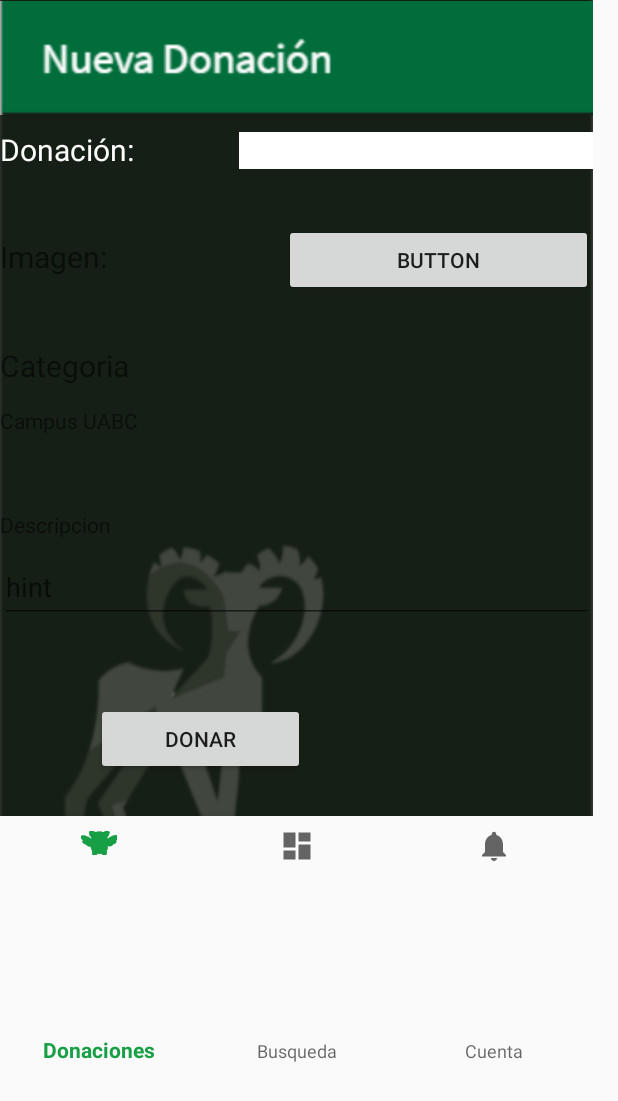
After one commit to ads-donacionesuabc/donaciones, an Android app: the AgregarDonacion screen opened directly, with no data from a screen before it, on a phone screen of 412 x 824 dp. The commit adds this screen. Shown: the top 1101 px of the screen. Run offline under Robolectric (Android 15) with nearby library versions, the phone set to English and light mode, and no system bars.

Commit message:
Pantalla NuevaDonacion

```diff
--- a/DOnaciones/app/src/main/AndroidManifest.xml
+++ b/DOnaciones/app/src/main/AndroidManifest.xml
@@ -34,6 +34,8 @@
             android:label="Preguntas"
             android:theme="@style/AppTheme.NoActionBar" ></activity>
 
+
+
         <activity
             android:name=".InicioSesion"
             android:label="InicioSesion"
@@ -48,6 +50,10 @@
             android:name=".RegistroExitoso"
             android:label="RegistroExitoso"
             android:theme="@style/AppTheme.NoActionBar" ></activity>
+        <activity
+            android:name=".AgregarDonacion"
+            android:label="AgregarDonacion"
+            android:theme="@style/AppTheme.NoActionBar" ></activity>
 
         <activity
             android:name=".MainActivity"
--- /dev/null
+++ b/DOnaciones/app/src/main/java/com/example/donaciones/AgregarDonacion.java
@@ -0,0 +1,16 @@
+package com.example.donaciones;
+
+import android.content.Intent;
+import android.os.Bundle;
+import android.support.v7.app.AppCompatActivity;
+import android.view.View;
+
+public class AgregarDonacion extends AppCompatActivity {
+
+    @Override
+    protected void onCreate(Bundle savedInstanceState) {
+        super.onCreate(savedInstanceState);
+        setContentView(R.layout.activity_agregar_donacion);
+
+    }
+}
--- a/DOnaciones/app/src/main/java/com/example/donaciones/Donaciones.java
+++ b/DOnaciones/app/src/main/java/com/example/donaciones/Donaciones.java
@@ -7,6 +7,7 @@ import android.support.design.widget.BottomNavigationView;
 import android.support.v7.app.AppCompatActivity;
 import android.support.v7.widget.Toolbar;
 import android.view.MenuItem;
+import android.view.View;
 
 public class Donaciones extends AppCompatActivity {
 
@@ -46,4 +47,9 @@ public class Donaciones extends AppCompatActivity {
 
     }
 
+    public void agregardonacion(View view){
+        Intent next = new Intent(this, AgregarDonacion.class);
+        startActivity(next);
+    }
+
 }
--- /dev/null
+++ b/DOnaciones/app/src/main/res/layout/activity_agregar_donacion.xml
@@ -0,0 +1,161 @@
+<?xml version="1.0" encoding="utf-8"?>
+<android.support.constraint.ConstraintLayout xmlns:android="http://schemas.android.com/apk/res/android"
+    xmlns:app="http://schemas.android.com/apk/res-auto"
+    xmlns:tools="http://schemas.android.com/tools"
+    android:layout_width="match_parent"
+    android:layout_height="match_parent"
+    tools:context=".Registro">
+
+    <android.support.constraint.ConstraintLayout
+        android:layout_width="395dp"
+        android:layout_height="715dp"
+        android:background="@drawable/fondo_cimarron"
+        tools:ignore="MissingConstraints"
+        tools:layout_editor_absoluteX="8dp"
+        tools:layout_editor_absoluteY="8dp">
+
+        <LinearLayout
+            android:layout_width="match_parent"
+            android:layout_height="match_parent"
+            android:orientation="vertical">
+
+            <ImageView
+                android:id="@+id/imageView"
+                android:layout_width="410dp"
+                android:layout_height="77dp"
+                app:srcCompat="@drawable/titulo_nueva_donacion" />
+
+            <LinearLayout
+                android:layout_width="match_parent"
+                android:layout_height="72dp"
+                android:orientation="horizontal">
+
+                <TextView
+                    android:id="@+id/textView"
+                    android:layout_width="159dp"
+                    android:layout_height="41dp"
+                    android:text="Donación:"
+                    android:textColor="@android:color/background_light"
+                    android:textSize="20sp" />
+
+                <android.support.design.widget.TextInputLayout
+                    android:layout_width="match_parent"
+                    android:layout_height="wrap_content"
+                    app:boxBackgroundColor="@android:color/background_light">
+
+                    <android.support.design.widget.TextInputEditText
+                        android:id="@+id/inputText1"
+                        android:layout_width="match_parent"
+                        android:layout_height="wrap_content"
+                        android:background="@android:color/background_light" />
+                </android.support.design.widget.TextInputLayout>
+            </LinearLayout>
+
+            <LinearLayout
+                android:layout_width="match_parent"
+                android:layout_height="61dp"
+                android:orientation="horizontal">
+
+                <TextView
+                    android:id="@+id/textView11"
+                    android:layout_width="wrap_content"
+                    android:layout_height="wrap_content"
+                    android:layout_weight="1"
+                    android:text="Imagen:"
+                    android:textSize="20sp" />
+
+                <Button
+                    android:id="@+id/button4"
+                    android:layout_width="wrap_content"
+                    android:layout_height="wrap_content"
+                    android:layout_weight="1"
+                    android:text="Button" />
+            </LinearLayout>
+
+            <LinearLayout
+                android:layout_width="match_parent"
+                android:layout_height="57dp"
+                android:orientation="horizontal">
+
+                <TextView
+                    android:id="@+id/textView2"
+                    android:layout_width="match_parent"
+                    android:layout_height="wrap_content"
+                    android:text="Categoria"
+                    android:textSize="20sp" />
+
+                <Spinner
+                    android:layout_width="match_parent"
+                    android:layout_height="69dp"
+                    android:background="@android:color/background_light"
+                    android:entries="@array/categorias_arrays" />
+            </LinearLayout>
+
+            <LinearLayout
+                android:layout_width="match_parent"
+                android:layout_height="72dp"
+                android:orientation="horizontal">
+
+                <TextView
+                    android:id="@+id/textView6"
+                    android:layout_width="match_parent"
+                    android:layout_height="wrap_content"
+                    android:text="Campus UABC" />
+
+                <Spinner
+                    android:layout_width="match_parent"
+                    android:layout_height="wrap_content"
+                    android:entries="@array/campus_arrays" />
+            </LinearLayout>
+
+            <TextView
+                android:id="@+id/textView8"
+                android:layout_width="match_parent"
+                android:layout_height="wrap_content"
+                android:text="Descripcion" />
+
+            <android.support.design.widget.TextInputLayout
+                android:layout_width="match_parent"
+                android:layout_height="101dp">
+
+                <android.support.design.widget.TextInputEditText
+                    android:layout_width="match_parent"
+                    android:layout_height="wrap_content"
+                    android:hint="hint" />
+            </android.support.design.widget.TextInputLayout>
+
+            <LinearLayout
+                android:layout_width="match_parent"
+                android:layout_height="83dp"
+                android:orientation="horizontal">
+
+                <Button
+                    android:id="@+id/button5"
+                    android:layout_width="139dp"
+                    android:layout_height="wrap_content"
+                    android:layout_marginStart="64dp"
+                    android:layout_marginLeft="250dp"
+                    android:layout_marginTop="8dp"
+                    android:layout_marginBottom="8dp"
+                    android:onClick="onClick"
+                    android:text="Donar" />
+
+            </LinearLayout>
+
+            <android.support.design.widget.BottomNavigationView
+                android:id="@+id/nav_view"
+                android:layout_width="match_parent"
+                android:layout_height="match_parent"
+                android:background="?android:attr/windowBackground"
+                app:layout_constraintBottom_toBottomOf="parent"
+                app:layout_constraintHorizontal_bias="0.0"
+                app:layout_constraintLeft_toLeftOf="parent"
+                app:layout_constraintRight_toRightOf="parent"
+                app:menu="@menu/bottom_nav_menu"
+                tools:layout_conversion_absoluteHeight="56dp"
+                tools:layout_conversion_absoluteWidth="411dp" />
+
+        </LinearLayout>
+
+    </android.support.constraint.ConstraintLayout>
+</android.support.constraint.ConstraintLayout>
--- a/DOnaciones/app/src/main/res/layout/activity_donaciones.xml
+++ b/DOnaciones/app/src/main/res/layout/activity_donaciones.xml
@@ -35,6 +35,24 @@
             app:layout_constraintLeft_toLeftOf="parent"
             app:layout_constraintRight_toRightOf="parent"
             app:menu="@menu/bottom_nav_menu" />
+
+        <ImageButton
+            android:id="@+id/button2"
+            android:layout_width="76dp"
+            android:layout_height="81dp"
+            android:layout_marginStart="8dp"
+            android:layout_marginLeft="8dp"
+            android:layout_marginTop="8dp"
+            android:layout_marginEnd="8dp"
+            android:layout_marginRight="8dp"
+            android:background="@drawable/boton_agregar"
+            android:onClick="agregardonacion"
+            app:layout_constraintBottom_toTopOf="@+id/nav_view"
+            app:layout_constraintEnd_toEndOf="parent"
+            app:layout_constraintHorizontal_bias="0.973"
+            app:layout_constraintStart_toStartOf="parent"
+            app:layout_constraintTop_toTopOf="parent"
+            app:layout_constraintVertical_bias="0.135" />
     </android.support.constraint.ConstraintLayout>
 
 
--- a/DOnaciones/app/src/main/res/menu/bottom_nav_menu.xml
+++ b/DOnaciones/app/src/main/res/menu/bottom_nav_menu.xml
@@ -3,7 +3,7 @@
 
     <item
         android:id="@+id/navigation_Donaciones"
-        android:icon="@drawable/ic_home_black_24dp"
+        android:icon="@drawable/icon_donaciones"
         android:title="@string/title_Donaciones" />
 
     <item
--- a/DOnaciones/app/src/main/res/values/strings.xml
+++ b/DOnaciones/app/src/main/res/values/strings.xml
@@ -5,4 +5,22 @@
     <string name="title_Cuenta">Cuenta</string>
     <string name="title_activity_busqueda">busqueda</string>
     <string name="title_activity_donaciones">Donaciones</string>
+
+    <string-array name="categorias_arrays">
+        <item>Libros</item>
+        <item>Ropa</item>
+        <item>Utiles escolares</item>
+        <item>Materiales de Lab</item>
+        <item>Aparatos Electrónicos</item>
+    </string-array>
+
+    <string-array name="campus_arrays">
+        <item>Tijuana</item>
+        <item>Ensenada</item>
+        <item>Tecate</item>
+        <item>Mexicali</item>
+        <item>Valle de las Palmas</item>
+    </string-array>
+
+
 </resources>
```
Also changed, not shown: DOnaciones/app/src/main/res/drawable/boton_agregar.PNG (added), DOnaciones/app/src/main/res/drawable/fondo_cimarron.PNG (added), DOnaciones/app/src/main/res/drawable/icon_donaciones.PNG (added), DOnaciones/app/src/main/res/drawable/icon_donaciones2.PNG (added), DOnaciones/app/src/main/res/drawable/titulo_nueva_donacion.PNG (added).
